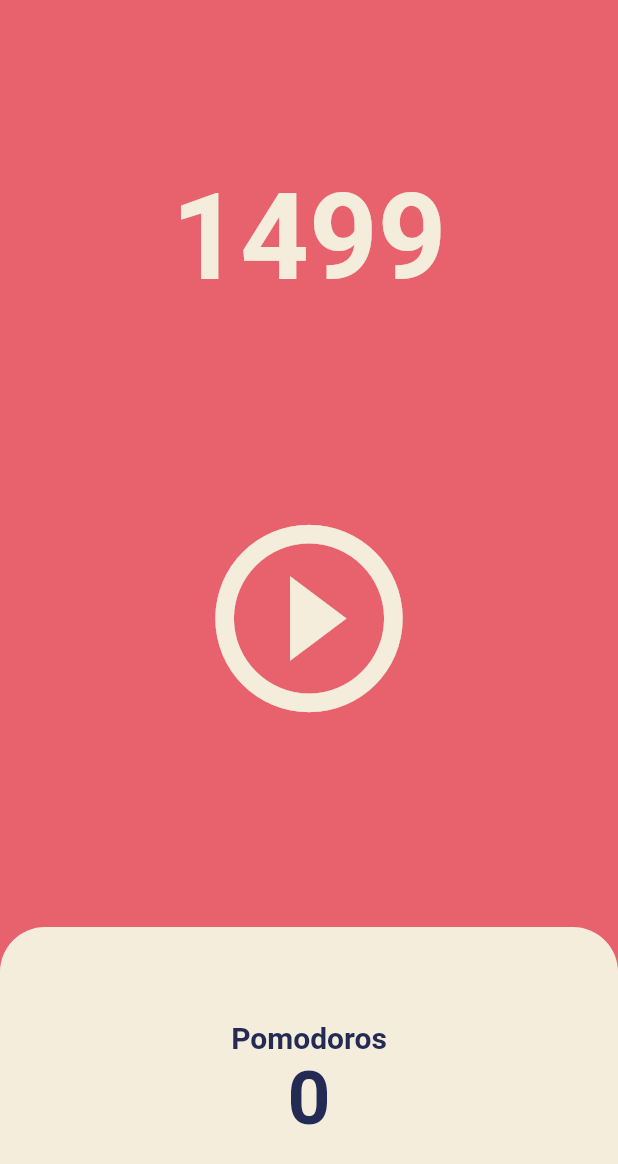
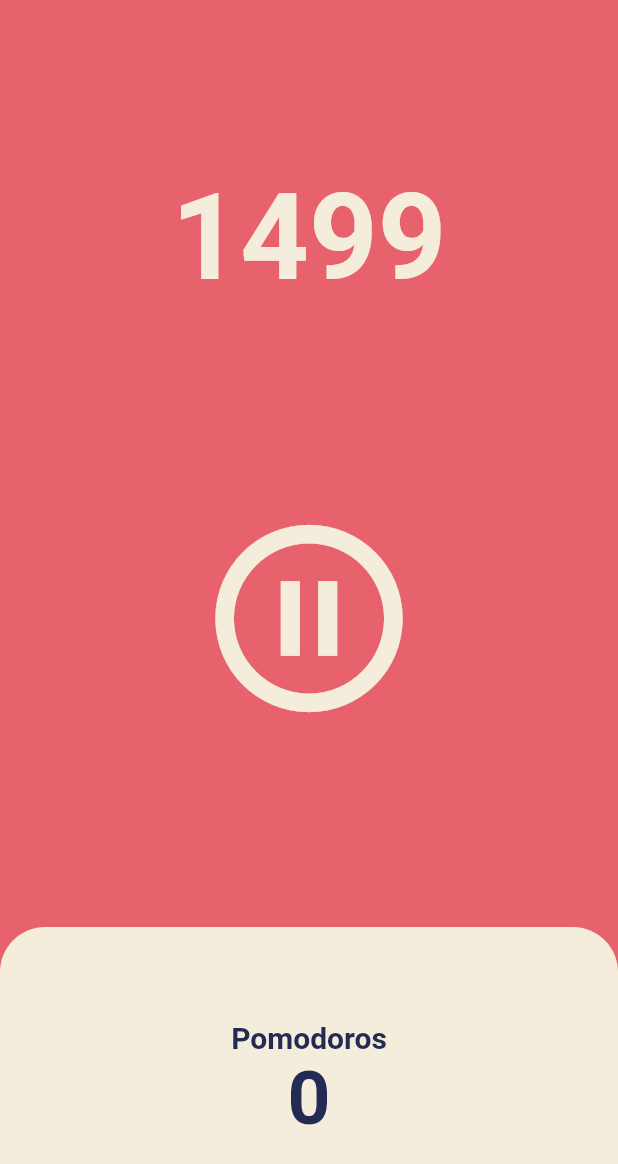
Before and after one commit to LeeMH/toonflix, a Flutter app: the screen it shows after launch, after a tap on the "play circle outline" icon, on a phone screen of 412 x 824 dp. Shown: the top 1164 px of the screen. Run offline on Flutter 3.47's test engine with Material 2 defaults, Android fonts, the phone set to English and light mode, and no system bars.

Commit message:
정지 버튼 및 핸들러 추가

```diff
--- a/pomodoro/lib/screens/home_screen.dart
+++ b/pomodoro/lib/screens/home_screen.dart
@@ -1,4 +1,5 @@
 import 'dart:async';
+import 'dart:isolate';
 
 import 'package:flutter/material.dart';
 
@@ -11,6 +12,7 @@ class HomeScreen extends StatefulWidget {
 
 class _HomeScreenState extends State<HomeScreen> {
   int totalSecond = 1500;
+  bool isRunning = false;
   late Timer timer;
 
   void onTick(Timer timer) {
@@ -21,6 +23,16 @@ class _HomeScreenState extends State<HomeScreen> {
 
   void onStartPressed() {
     timer = Timer.periodic(const Duration(seconds: 1), onTick);
+    setState(() {
+      isRunning = true;
+    });
+  }
+
+  void onPausePressed() {
+    timer.cancel();
+    setState(() {
+      isRunning = false;
+    });
   }
 
   @override
@@ -47,8 +59,10 @@ class _HomeScreenState extends State<HomeScreen> {
             flex: 2,
             child: Center(
               child: IconButton(
-                onPressed: onStartPressed,
-                icon: const Icon(Icons.play_circle_outline_outlined),
+                onPressed: isRunning ? onPausePressed : onStartPressed,
+                icon: Icon(isRunning
+                    ? Icons.pause_circle_outline_outlined
+                    : Icons.play_circle_outline_outlined),
                 iconSize: 150,
                 color: Theme.of(context).cardColor,
               ),
```
